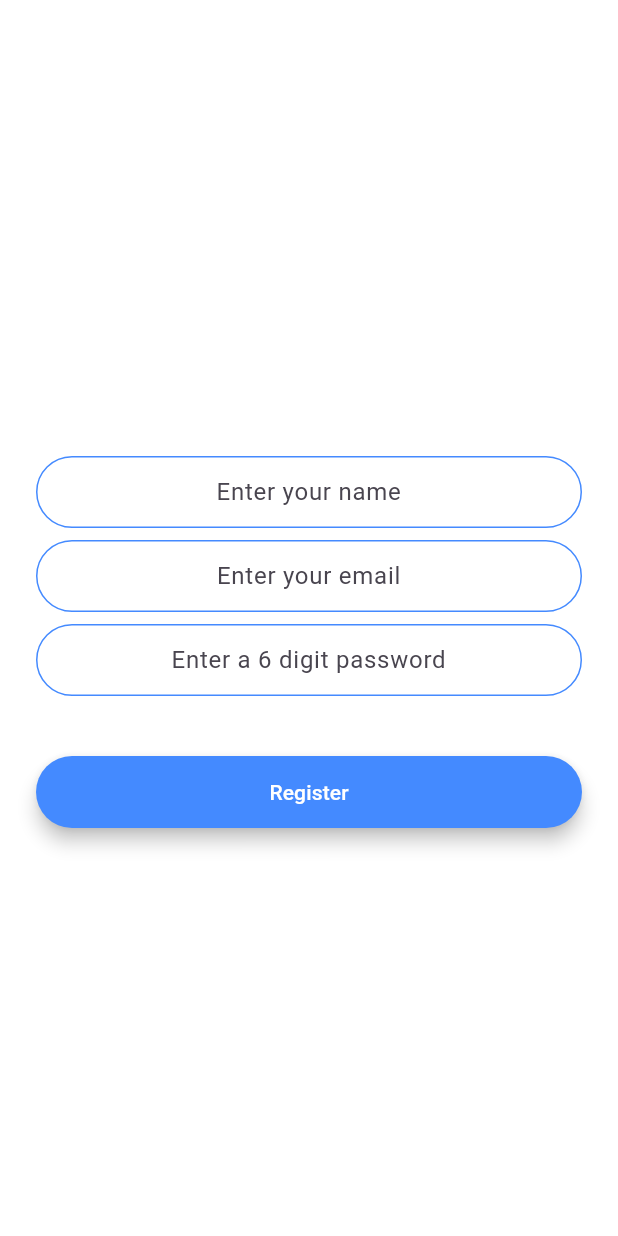
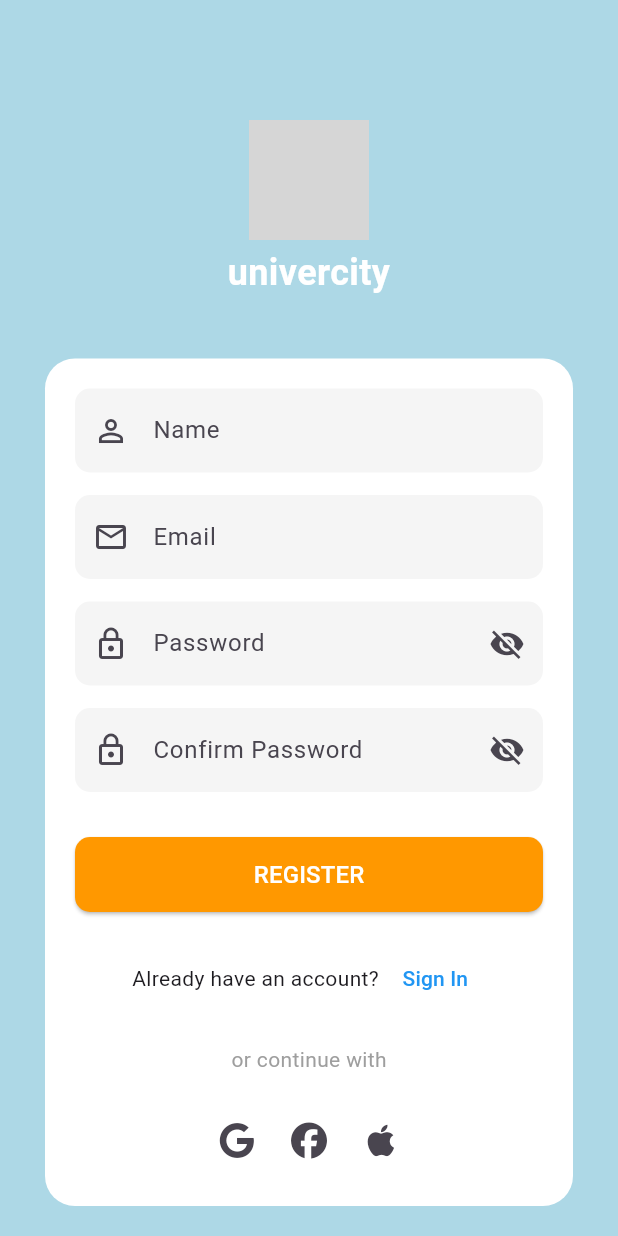
Before and after one commit to Turkiyenin-Kivilcimlari/UniApp, a Flutter app: the Register screen opened by its route, on a phone screen of 412 x 824 dp. Run offline on Flutter 3.47's test engine with Material 3 defaults, Android fonts, the light colour scheme and no system bars; drawn by our look-alikes of modal_progress_hud_nsn; our stand-ins replace bloc, cached_network_image, cloud_firestore, curved_navigation_bar, dropdown_button2, file_picker and 8 more; missing offline and left inert: flutter_emoji; accounts and stored records are empty; grey boxes are pictures that could not be loaded.

Commit message:
login and register screens updated

```diff
--- a/lib/screens/Authenticate/register_screen.dart
+++ b/lib/screens/Authenticate/register_screen.dart
@@ -4,6 +4,9 @@ import 'package:firebase_auth/firebase_auth.dart';
 import 'dart:math';
 import 'package:modal_progress_hud_nsn/modal_progress_hud_nsn.dart';
 import 'package:cloud_firestore/cloud_firestore.dart';
+import 'package:font_awesome_flutter/font_awesome_flutter.dart';
+
+import 'login_screen.dart';
 
 class Register extends StatefulWidget {
   static const String id = 'register';
@@ -14,14 +17,16 @@ class Register extends StatefulWidget {
 }
 
 class _RegisterState extends State<Register> {
-  @override
   final _auth = FirebaseAuth.instance;
   final _store = FirebaseFirestore.instance;
-  late User user; //never gonna change
-  //instance
+  bool showSpinner = false;
+  bool _obscureText = true;
+  bool _obscureConfirmText = true;
   late String email;
   late String password;
   late String name;
+  late String confirmPassword;
+
   List<String> profiles = [
     'https://cdn.dribbble.com/users/86682/screenshots/10441196/penguin.png',
     'https://cdn.dribbble.com/users/1162077/screenshots/7475318/media/8837a0ae1265548e27a2b2bb3ab1f366.png',
@@ -29,137 +34,146 @@ class _RegisterState extends State<Register> {
     'https://cdn.dribbble.com/users/1162077/screenshots/7542499/media/d6f3265e5017257e5900b762754f2655.png',
     'https://cdn.dribbble.com/users/1162077/screenshots/5940704/media/6a37a16dc390eed6c93f6f5020af211a.png'
   ];
+
   String photoUrl(List<String> pfls) {
     return pfls.elementAt(Random().nextInt(pfls.length));
   }
 
-  bool showSpinner = false;
   @override
   Widget build(BuildContext context) {
     return Scaffold(
-      backgroundColor: Colors.white,
+      backgroundColor: const Color(0xFFADD8E6),
       body: ModalProgressHUD(
         inAsyncCall: showSpinner,
-        child: Padding(
-          padding: const EdgeInsets.symmetric(horizontal: 24.0),
+        child: SingleChildScrollView(
+          child: Container(
+            padding: const EdgeInsets.all(30.0),
             child: Column(
               mainAxisAlignment: MainAxisAlignment.center,
               crossAxisAlignment: CrossAxisAlignment.stretch,
               children: <Widget>[
-              // Hero(
-              //   tag: 'logo',
-              //   child: Container(
-              //     height: 200.0,
-              //     child: Image.asset('images/logo.png'),
-              //   ),
-              // ),
-              const SizedBox(
-                height: 48.0,
-              ),
-              TextField(
-                textAlign: TextAlign.center,
-                keyboardType: TextInputType.name,
-                onChanged: (value) {
-                  //Do something with the user input.
-                  name = value;
-                },
-                decoration: const InputDecoration(
-                  hintText: 'Enter your name',
-                  contentPadding:
-                      EdgeInsets.symmetric(vertical: 10.0, horizontal: 20.0),
-                  border: OutlineInputBorder(
-                    borderRadius: BorderRadius.all(Radius.circular(32.0)),
-                  ),
-                  enabledBorder: OutlineInputBorder(
-                    borderSide:
-                        BorderSide(color: Colors.blueAccent, width: 1.0),
-                    borderRadius: BorderRadius.all(Radius.circular(32.0)),
-                  ),
-                  focusedBorder: OutlineInputBorder(
-                    borderSide:
-                        BorderSide(color: Colors.blueAccent, width: 2.0),
-                    borderRadius: BorderRadius.all(Radius.circular(32.0)),
+                const SizedBox(height: 50),
+                // Logo Image Comment
+                Container(
+                  alignment: Alignment.center,
+                  child: Image.asset(
+                    'images/univercity_logo.png',
+                    height: 80,
                   ),
                 ),
-              ),
-              const SizedBox(
-                height: 8.0,
-              ),
-              TextField(
+                const SizedBox(height: 5),
+                const Text(
+                  'univercity',
                   textAlign: TextAlign.center,
-                keyboardType: TextInputType.emailAddress,
-                onChanged: (value) {
-                  //Do something with the user input.
-                  email = value;
-                },
-                decoration: const InputDecoration(
-                  hintText: 'Enter your email',
-                  contentPadding:
-                      EdgeInsets.symmetric(vertical: 10.0, horizontal: 20.0),
-                  border: OutlineInputBorder(
-                    borderRadius: BorderRadius.all(Radius.circular(32.0)),
-                  ),
-                  enabledBorder: OutlineInputBorder(
-                    borderSide:
-                        BorderSide(color: Colors.blueAccent, width: 1.0),
-                    borderRadius: BorderRadius.all(Radius.circular(32.0)),
-                  ),
-                  focusedBorder: OutlineInputBorder(
-                    borderSide:
-                        BorderSide(color: Colors.blueAccent, width: 2.0),
-                    borderRadius: BorderRadius.all(Radius.circular(32.0)),
+                  style: TextStyle(
+                    fontSize: 24,
+                    fontWeight: FontWeight.bold,
+                    color: Colors.white
                   ),
                 ),
+                const SizedBox(height: 40),
+                Container(
+                  padding: const EdgeInsets.all(20),
+                  decoration: BoxDecoration(
+                    color: Colors.white,
+                    borderRadius: BorderRadius.circular(20),
                   ),
-              const SizedBox(
-                height: 8.0,
+                  child: Column(
+                    children: [
+                      TextField(
+                        keyboardType: TextInputType.name,
+                        onChanged: (value) => name = value,
+                        decoration: InputDecoration(
+                          hintText: 'Name',
+                          prefixIcon: const Icon(Icons.person_outline),
+                          border: OutlineInputBorder(
+                            borderRadius: BorderRadius.circular(10),
+                            borderSide: BorderSide.none,
                           ),
-              TextField(
-                obscureText: true,
-                textAlign: TextAlign.center,
-                onChanged: (value) {
-                  password = value;
-
-                  //Do something with the user input.
-                },
-                decoration: const InputDecoration(
-                  hintText: 'Enter a 6 digit password',
-                  contentPadding:
-                      EdgeInsets.symmetric(vertical: 10.0, horizontal: 20.0),
-                  border: OutlineInputBorder(
-                    borderRadius: BorderRadius.all(Radius.circular(32.0)),
-                  ),
-                  enabledBorder: OutlineInputBorder(
-                    borderSide:
-                        BorderSide(color: Colors.blueAccent, width: 1.0),
-                    borderRadius: BorderRadius.all(Radius.circular(32.0)),
-                  ),
-                  focusedBorder: OutlineInputBorder(
-                    borderSide:
-                        BorderSide(color: Colors.blueAccent, width: 2.0),
-                    borderRadius: BorderRadius.all(Radius.circular(32.0)),
+                          filled: true,
+                          fillColor: Colors.grey[100],
                         ),
                       ),
+                      const SizedBox(height: 15),
+                      TextField(
+                        keyboardType: TextInputType.emailAddress,
+                        onChanged: (value) => email = value,
+                        decoration: InputDecoration(
+                          hintText: 'Email',
+                          prefixIcon: const Icon(Icons.email_outlined),
+                          border: OutlineInputBorder(
+                            borderRadius: BorderRadius.circular(10),
+                            borderSide: BorderSide.none,
                           ),
-              const SizedBox(
-                height: 24.0,
+                          filled: true,
+                          fillColor: Colors.grey[100],
                         ),
-              Padding(
-                padding: const EdgeInsets.symmetric(vertical: 16.0),
-                child: Material(
-                  color: Colors.blueAccent,
-                  borderRadius: const BorderRadius.all(Radius.circular(30.0)),
-                  elevation: 5.0,
-                  child: MaterialButton(
+                      ),
+                      const SizedBox(height: 15),
+                      TextField(
+                        obscureText: _obscureText,
+                        onChanged: (value) => password = value,
+                        decoration: InputDecoration(
+                          hintText: 'Password',
+                          prefixIcon: const Icon(Icons.lock_outline),
+                          suffixIcon: IconButton(
+                            icon: Icon(
+                              _obscureText ? Icons.visibility_off : Icons.visibility,
+                            ),
+                            onPressed: () {
+                              setState(() {
+                                _obscureText = !_obscureText;
+                              });
+                            },
+                          ),
+                          border: OutlineInputBorder(
+                            borderRadius: BorderRadius.circular(10),
+                            borderSide: BorderSide.none,
+                          ),
+                          filled: true,
+                          fillColor: Colors.grey[100],
+                        ),
+                      ),
+                      const SizedBox(height: 15),
+                      TextField(
+                        obscureText: _obscureConfirmText,
+                        onChanged: (value) => confirmPassword = value,
+                        decoration: InputDecoration(
+                          hintText: 'Confirm Password',
+                          prefixIcon: const Icon(Icons.lock_outline),
+                          suffixIcon: IconButton(
+                            icon: Icon(
+                              _obscureConfirmText ? Icons.visibility_off : Icons.visibility,
+                            ),
+                            onPressed: () {
+                              setState(() {
+                                _obscureConfirmText = !_obscureConfirmText;
+                              });
+                            },
+                          ),
+                          border: OutlineInputBorder(
+                            borderRadius: BorderRadius.circular(10),
+                            borderSide: BorderSide.none,
+                          ),
+                          filled: true,
+                          fillColor: Colors.grey[100],
+                        ),
+                      ),
+                      const SizedBox(height: 30),
+                      ElevatedButton(
                         onPressed: () async {
+                          if (password != confirmPassword) {
+                            // Show error message
+                            return;
+                          }
                           setState(() {
                             showSpinner = true;
                           });
-
                           try {
-                        final newUser =
-                            await _auth.createUserWithEmailAndPassword(
-                                email: email, password: password);
+                            final newUser = await _auth.createUserWithEmailAndPassword(
+                              email: email,
+                              password: password,
+                            );
                             User? user = newUser.user;
                             user?.updateDisplayName(name);
                             var pfp = photoUrl(profiles);
@@ -169,37 +183,86 @@ class _RegisterState extends State<Register> {
                               'profile': pfp,
                               'followerlist': [""],
                               'followinglist': [""],
-                          'descr':
-                              'Tap edit profile to update profile photo and description',
+                              'descr': 'Tap edit profile to update profile photo and description',
                               'followers': 0,
                               'userid': user?.uid,
                               'following': 0,
                               'posts': 0
                             });
-
                             Navigator.pushNamed(context, Nav.id);
-                      }
-                      //Implement registration functionality.
-                      //as it is returning a future we assign a final variable to it
-                      catch (e) {
+                          } catch (e) {
                             print(e);
                           } finally {
+                            setState(() {
                               showSpinner = false;
+                            });
                           }
                         },
-                    minWidth: 200.0,
-                    height: 42.0,
-                    child: const Text(
-                      'Register',
-                      style: TextStyle(color: Colors.white),
+                        style: ElevatedButton.styleFrom(
+                          backgroundColor: Colors.orange,
+                          minimumSize: const Size(double.infinity, 50),
+                          shape: RoundedRectangleBorder(
+                            borderRadius: BorderRadius.circular(10),
                           ),
                         ),
+                        child: const Text(
+                          'REGISTER',
+                          style: TextStyle(fontSize: 16,color: Colors.white),
+                        ),
+                      ),
+                      const SizedBox(height: 20),
+                      Row(
+                        mainAxisAlignment: MainAxisAlignment.center,
+                        children: [
+                          const Text("Already have an account? "),
+                          TextButton(
+                            onPressed: () {
+                              Navigator.pushNamed(context, LoginScreen.id);
+                            },
+                            child: const Text(
+                              'Sign In',
+                              style: TextStyle(color: Colors.blue),
+                            ),
+                          ),
+                        ],
+                      ),
+                      const SizedBox(height: 20),
+                      const Text(
+                        'or continue with',
+                        style: TextStyle(color: Colors.grey),
+                      ),
+                      const SizedBox(height: 20),
+                      Row(
+                        mainAxisAlignment: MainAxisAlignment.center,
+                        children: [
+                          IconButton(
+                            icon: const Icon(FontAwesomeIcons.google),
+                            onPressed: () {
+                              // Implement Google sign in
+                            },
+                          ),
+                          IconButton(
+                            icon: const Icon(FontAwesomeIcons.facebook),
+                            onPressed: () {
+                              // Implement Facebook sign in
+                            },
+                          ),
+                          IconButton(
+                            icon: const Icon(FontAwesomeIcons.apple),
+                            onPressed: () {
+                              // Implement Apple sign in
+                            },
+                          ),
+                        ],
+                      ),
+                    ],
                   ),
                 ),
               ],
             ),
           ),
         ),
+      ),
     );
   }
 }
```
Also changed, not shown: lib/screens/Authenticate/login_screen.dart (+140 -103 lines), lib/widgets/post_card.dart (+16 -2 lines). Lines whose indentation alone changed are shown as unchanged.
